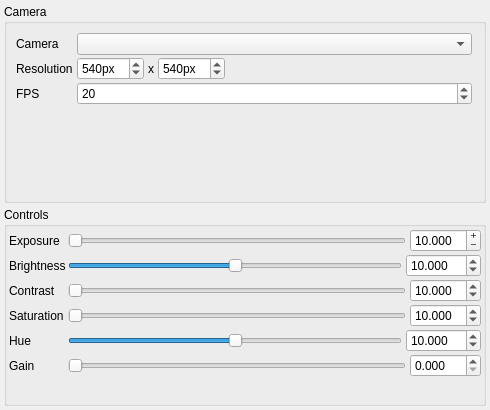
Old version of the form src/modules/flircamera/flircamsettingsdialog.ui in the repository syntalos/syntalos.
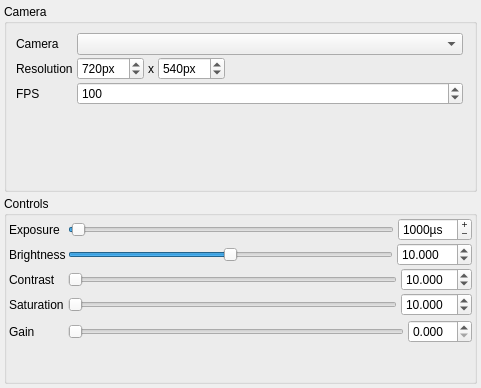
New version of the form.

Diff of the .ui file:
```diff
--- a/src/modules/flircamera/flircamsettingsdialog.ui
+++ b/src/modules/flircamera/flircamsettingsdialog.ui
@@ -6,8 +6,8 @@
    <rect>
     <x>0</x>
     <y>0</y>
-    <width>490</width>
-    <height>410</height>
+    <width>481</width>
+    <height>388</height>
    </rect>
   </property>
   <property name="windowTitle">
@@ -78,7 +78,7 @@
            <number>1000</number>
           </property>
           <property name="value">
-           <number>20</number>
+           <number>100</number>
           </property>
          </widget>
         </item>
@@ -119,7 +119,7 @@
               <number>4000</number>
              </property>
              <property name="value">
-              <number>540</number>
+              <number>720</number>
              </property>
             </widget>
            </item>
@@ -218,7 +218,10 @@
            <item>
             <widget class="QSlider" name="sliderExposure">
              <property name="maximum">
-              <number>100</number>
+              <number>99999</number>
+             </property>
+             <property name="value">
+              <number>1000</number>
              </property>
              <property name="orientation">
               <enum>Qt::Horizontal</enum>
@@ -226,27 +229,24 @@
             </widget>
            </item>
            <item>
-            <widget class="QDoubleSpinBox" name="sbExposure">
+            <widget class="QSpinBox" name="sbExposure">
              <property name="toolTip">
               <string>Adjust camera exposure</string>
              </property>
              <property name="buttonSymbols">
               <enum>QAbstractSpinBox::PlusMinus</enum>
              </property>
-             <property name="decimals">
-              <number>3</number>
+             <property name="suffix">
+              <string>µs</string>
              </property>
              <property name="minimum">
-              <double>1.000000000000000</double>
+              <number>10</number>
              </property>
              <property name="maximum">
-              <double>100.000000000000000</double>
-             </property>
-             <property name="singleStep">
-              <double>0.500000000000000</double>
+              <number>99999</number>
              </property>
              <property name="value">
-              <double>10.000000000000000</double>
+              <number>1000</number>
              </property>
             </widget>
            </item>
@@ -392,13 +392,6 @@
           </layout>
          </widget>
         </item>
-        <item row="5" column="0">
-         <widget class="QLabel" name="hueLabel">
-          <property name="text">
-           <string>Hue</string>
-          </property>
-         </widget>
-        </item>
         <item row="5" column="1">
          <widget class="QWidget" name="hueWidget" native="true">
           <property name="minimumSize">
@@ -423,41 +416,6 @@
            <property name="bottomMargin">
             <number>0</number>
            </property>
-           <item>
-            <widget class="QSlider" name="sliderHue">
-             <property name="minimum">
-              <number>-100</number>
-             </property>
-             <property name="maximum">
-              <number>100</number>
-             </property>
-             <property name="orientation">
-              <enum>Qt::Horizontal</enum>
-             </property>
-            </widget>
-           </item>
-           <item>
-            <widget class="QDoubleSpinBox" name="sbHue">
-             <property name="toolTip">
-              <string>Adjust camera exposure</string>
-             </property>
-             <property name="decimals">
-              <number>3</number>
-             </property>
-             <property name="minimum">
-              <double>-100.000000000000000</double>
-             </property>
-             <property name="maximum">
-              <double>100.000000000000000</double>
-             </property>
-             <property name="singleStep">
-              <double>0.500000000000000</double>
-             </property>
-             <property name="value">
-              <double>10.000000000000000</double>
-             </property>
-            </widget>
-           </item>
           </layout>
          </widget>
         </item>
@@ -495,7 +453,7 @@
            <item>
             <widget class="QSlider" name="sliderGain">
              <property name="maximum">
-              <number>100</number>
+              <number>50</number>
              </property>
              <property name="orientation">
               <enum>Qt::Horizontal</enum>
@@ -511,7 +469,7 @@
               <number>3</number>
              </property>
              <property name="maximum">
-              <double>100.000000000000000</double>
+              <double>50.000000000000000</double>
              </property>
             </widget>
            </item>
```
Left out of the diff: 35 changed lines with no effect on the pictures.
